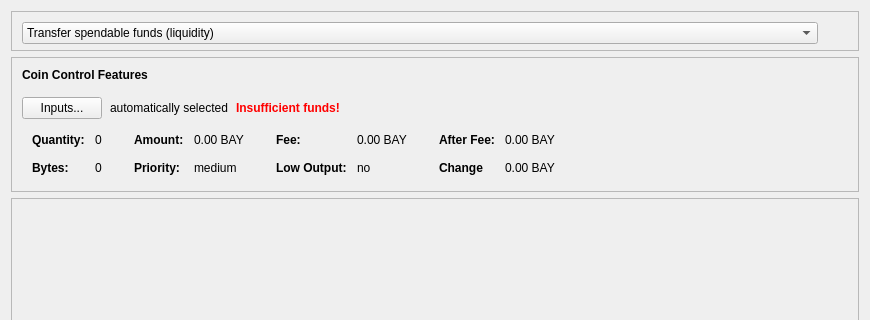
First picture: the form in src/qt/forms/sendcoinsdialog.ui, repository bitbaymarket/bitbay-core, before the edit; both pictures show x 0 to 870 and y 0 to 320 of the 870 by 515 pixel window.
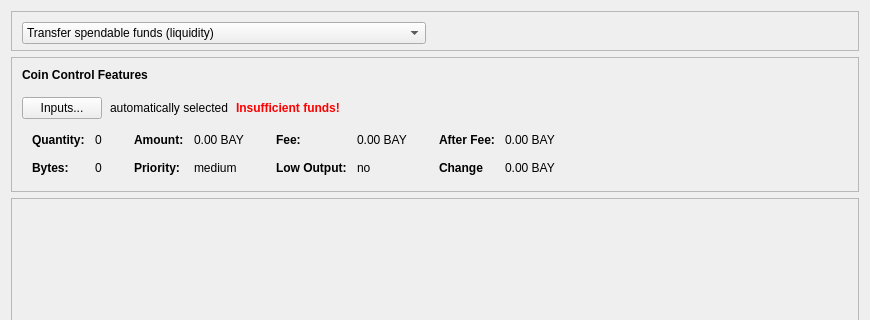
Second picture: the form after the edit. Icons and pictures are not drawn.

Commit message: Tx types - clear on switch, prepares gui for picking addresses on txtype, etc

Patch:
```diff
--- a/src/qt/forms/sendcoinsdialog.ui
+++ b/src/qt/forms/sendcoinsdialog.ui
@@ -81,9 +81,6 @@
           <property name="orientation">
            <enum>Qt::Horizontal</enum>
           </property>
-          <property name="sizeType">
-           <enum>QSizePolicy::Minimum</enum>
-          </property>
           <property name="sizeHint" stdset="0">
            <size>
             <width>40</width>
```
The commit also changes 10 other files.
